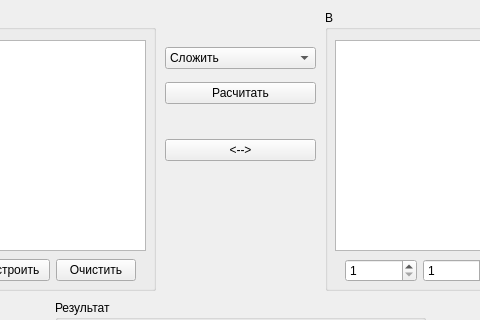
Qt form mainwindow.ui (TyPaporotnyk/matrix-calculator) before a commit; both pictures show x 215 to 695 and y 0 to 320 of the 911 by 651 pixel window.
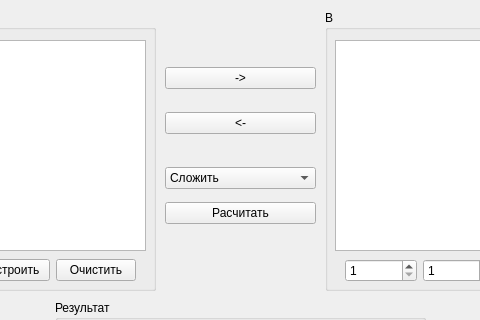
The same form after that commit.

```diff
--- a/mainwindow.ui
+++ b/mainwindow.ui
@@ -168,16 +168,23 @@
     <property name="geometry">
      <rect>
       <x>380</x>
-      <y>120</y>
+      <y>50</y>
       <width>151</width>
-      <height>61</height>
+      <height>101</height>
      </rect>
     </property>
     <layout class="QGridLayout" name="gridLayout_3">
      <item row="0" column="0">
       <widget class="QPushButton" name="toRight">
        <property name="text">
-        <string>&lt;--&gt;</string>
+        <string>-&gt;</string>
+       </property>
+      </widget>
+     </item>
+     <item row="1" column="0">
+      <widget class="QPushButton" name="toLeft">
+       <property name="text">
+        <string>&lt;-</string>
        </property>
       </widget>
      </item>
@@ -310,7 +317,7 @@
     <property name="geometry">
      <rect>
       <x>380</x>
-      <y>40</y>
+      <y>160</y>
       <width>151</width>
       <height>71</height>
      </rect>
```
